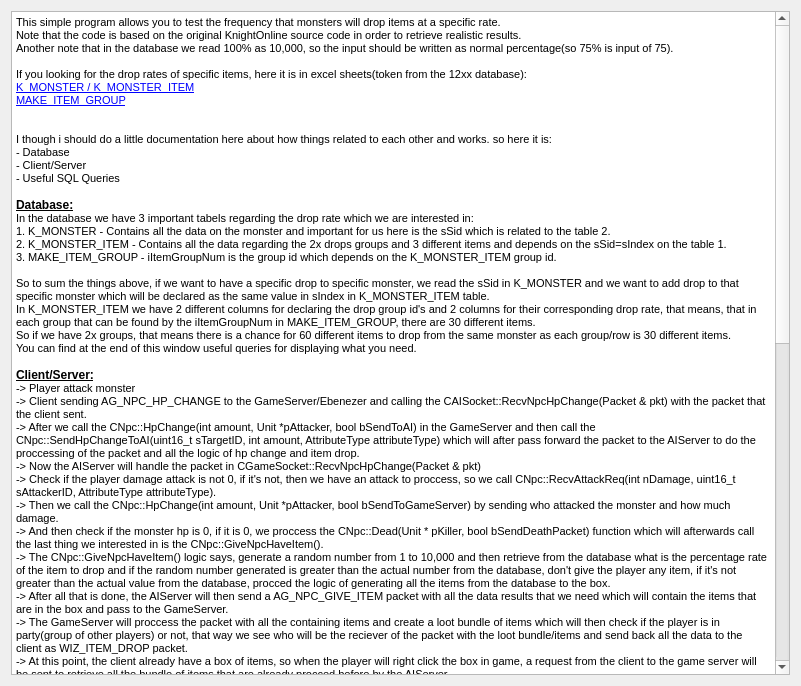
This is KO.DropRateTester/helpwindow.ui in giladreich/KO-DropRateTester as Qt 5 draws it before an edit. The edited form follows.
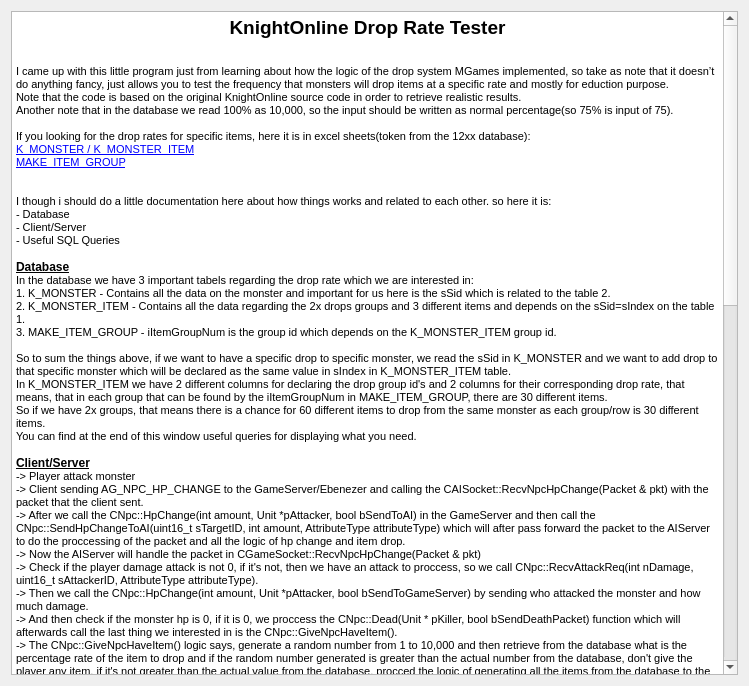
This is the edited form.

Commit message: Added readme and small update to the help window.

The edit to the form file:
```diff
--- a/KO.DropRateTester/helpwindow.ui
+++ b/KO.DropRateTester/helpwindow.ui
@@ -6,7 +6,7 @@
    <rect>
     <x>0</x>
     <y>0</y>
-    <width>801</width>
+    <width>749</width>
     <height>686</height>
    </rect>
   </property>
@@ -24,21 +24,24 @@
 &lt;html&gt;&lt;head&gt;&lt;meta name=&quot;qrichtext&quot; content=&quot;1&quot; /&gt;&lt;style type=&quot;text/css&quot;&gt;
 p, li { white-space: pre-wrap; }
 &lt;/style&gt;&lt;/head&gt;&lt;body style=&quot; font-family:'MS Shell Dlg 2'; font-size:8.25pt; font-weight:400; font-style:normal;&quot;&gt;
-&lt;p style=&quot; margin-top:0px; margin-bottom:0px; margin-left:0px; margin-right:0px; -qt-block-indent:0; text-indent:0px;&quot;&gt;This simple program allows you to test the frequency that monsters will drop items at a specific rate.&lt;/p&gt;
+&lt;p align=&quot;center&quot; style=&quot; margin-top:0px; margin-bottom:0px; margin-left:0px; margin-right:0px; -qt-block-indent:0; text-indent:0px;&quot;&gt;&lt;span style=&quot; font-size:14pt; font-weight:600;&quot;&gt;KnightOnline Drop Rate Tester&lt;/span&gt;&lt;/p&gt;
+&lt;p style=&quot;-qt-paragraph-type:empty; margin-top:0px; margin-bottom:0px; margin-left:0px; margin-right:0px; -qt-block-indent:0; text-indent:0px;&quot;&gt;&lt;br /&gt;&lt;/p&gt;
+&lt;p style=&quot;-qt-paragraph-type:empty; margin-top:0px; margin-bottom:0px; margin-left:0px; margin-right:0px; -qt-block-indent:0; text-indent:0px;&quot;&gt;&lt;br /&gt;&lt;/p&gt;
+&lt;p style=&quot; margin-top:0px; margin-bottom:0px; margin-left:0px; margin-right:0px; -qt-block-indent:0; text-indent:0px;&quot;&gt;I came up with this little program just from learning about how the logic of the drop system MGames implemented, so take as note that it doesn’t do anything fancy, just allows you to test the frequency that monsters will drop items at a specific rate and mostly for eduction purpose.&lt;/p&gt;
 &lt;p style=&quot; margin-top:0px; margin-bottom:0px; margin-left:0px; margin-right:0px; -qt-block-indent:0; text-indent:0px;&quot;&gt;Note that the code is based on the original KnightOnline source code in order to retrieve realistic results.&lt;/p&gt;
 &lt;p style=&quot; margin-top:0px; margin-bottom:0px; margin-left:0px; margin-right:0px; -qt-block-indent:0; text-indent:0px;&quot;&gt;Another note that in the database we read 100% as 10,000, so the input should be written as normal percentage(so 75% is input of 75).&lt;/p&gt;
 &lt;p style=&quot;-qt-paragraph-type:empty; margin-top:0px; margin-bottom:0px; margin-left:0px; margin-right:0px; -qt-block-indent:0; text-indent:0px;&quot;&gt;&lt;br /&gt;&lt;/p&gt;
-&lt;p style=&quot; margin-top:0px; margin-bottom:0px; margin-left:0px; margin-right:0px; -qt-block-indent:0; text-indent:0px;&quot;&gt;If you looking for the drop rates of specific items, here it is in excel sheets(token from the 12xx database):&lt;/p&gt;
+&lt;p style=&quot; margin-top:0px; margin-bottom:0px; margin-left:0px; margin-right:0px; -qt-block-indent:0; text-indent:0px;&quot;&gt;If you looking for the drop rates for specific items, here it is in excel sheets(token from the 12xx database):&lt;/p&gt;
 &lt;p style=&quot; margin-top:0px; margin-bottom:0px; margin-left:0px; margin-right:0px; -qt-block-indent:0; text-indent:0px;&quot;&gt;&lt;a href=&quot;https://drive.google.com/open?id=1wXmv7-7hdVxacs2Jq3aUrO0TWzy96sKqs3MMZTTojaU&quot;&gt;&lt;span style=&quot; font-size:8pt; text-decoration: underline; color:#0000ff;&quot;&gt;K_MONSTER / K_MONSTER_ITEM&lt;/span&gt;&lt;/a&gt;&lt;/p&gt;
 &lt;p style=&quot; margin-top:0px; margin-bottom:0px; margin-left:0px; margin-right:0px; -qt-block-indent:0; text-indent:0px;&quot;&gt;&lt;a href=&quot;https://drive.google.com/open?id=1LqjeOHZM-8lyBHHmrw5QT9gWEpX5IsBqA4vBrWz8KNU&quot;&gt;&lt;span style=&quot; font-size:8pt; text-decoration: underline; color:#0000ff;&quot;&gt;MAKE_ITEM_GROUP&lt;/span&gt;&lt;/a&gt;&lt;/p&gt;
-&lt;p style=&quot; margin-top:0px; margin-bottom:0px; margin-left:0px; margin-right:0px; -qt-block-indent:0; text-indent:0px;&quot;&gt;&lt;span style=&quot; text-decoration: underline;&quot;&gt;                                                                                                                                                                                                                                                                                     &lt;/span&gt;&lt;/p&gt;
-&lt;p style=&quot;-qt-paragraph-type:empty; margin-top:0px; margin-bottom:0px; margin-left:0px; margin-right:0px; -qt-block-indent:0; text-indent:0px; text-decoration: underline;&quot;&gt;&lt;br /&gt;&lt;/p&gt;
-&lt;p style=&quot; margin-top:0px; margin-bottom:0px; margin-left:0px; margin-right:0px; -qt-block-indent:0; text-indent:0px;&quot;&gt;I though i should do a little documentation here about how things related to each other and works. so here it is:&lt;/p&gt;
+&lt;p style=&quot;-qt-paragraph-type:empty; margin-top:0px; margin-bottom:0px; margin-left:0px; margin-right:0px; -qt-block-indent:0; text-indent:0px;&quot;&gt;&lt;br /&gt;&lt;/p&gt;
+&lt;p style=&quot;-qt-paragraph-type:empty; margin-top:0px; margin-bottom:0px; margin-left:0px; margin-right:0px; -qt-block-indent:0; text-indent:0px;&quot;&gt;&lt;br /&gt;&lt;/p&gt;
+&lt;p style=&quot; margin-top:0px; margin-bottom:0px; margin-left:0px; margin-right:0px; -qt-block-indent:0; text-indent:0px;&quot;&gt;I though i should do a little documentation here about how things works and related to each other. so here it is:&lt;/p&gt;
 &lt;p style=&quot; margin-top:0px; margin-bottom:0px; margin-left:0px; margin-right:0px; -qt-block-indent:0; text-indent:0px;&quot;&gt;- Database&lt;/p&gt;
 &lt;p style=&quot; margin-top:0px; margin-bottom:0px; margin-left:0px; margin-right:0px; -qt-block-indent:0; text-indent:0px;&quot;&gt;- Client/Server&lt;/p&gt;
 &lt;p style=&quot; margin-top:0px; margin-bottom:0px; margin-left:0px; margin-right:0px; -qt-block-indent:0; text-indent:0px;&quot;&gt;- Useful SQL Queries&lt;/p&gt;
-&lt;p style=&quot; margin-top:0px; margin-bottom:0px; margin-left:0px; margin-right:0px; -qt-block-indent:0; text-indent:0px;&quot;&gt;&lt;span style=&quot; text-decoration: underline;&quot;&gt;                                                                                                                                                                                                                                                                                     &lt;/span&gt;&lt;/p&gt;
-&lt;p style=&quot; margin-top:0px; margin-bottom:0px; margin-left:0px; margin-right:0px; -qt-block-indent:0; text-indent:0px;&quot;&gt;&lt;span style=&quot; font-size:9pt; font-weight:600; text-decoration: underline;&quot;&gt;Database:&lt;/span&gt;&lt;/p&gt;
+&lt;p style=&quot;-qt-paragraph-type:empty; margin-top:0px; margin-bottom:0px; margin-left:0px; margin-right:0px; -qt-block-indent:0; text-indent:0px;&quot;&gt;&lt;br /&gt;&lt;/p&gt;
+&lt;p style=&quot; margin-top:0px; margin-bottom:0px; margin-left:0px; margin-right:0px; -qt-block-indent:0; text-indent:0px;&quot;&gt;&lt;span style=&quot; font-size:9pt; font-weight:600; text-decoration: underline;&quot;&gt;Database&lt;/span&gt;&lt;/p&gt;
 &lt;p style=&quot; margin-top:0px; margin-bottom:0px; margin-left:0px; margin-right:0px; -qt-block-indent:0; text-indent:0px;&quot;&gt;In the database we have 3 important tabels regarding the drop rate which we are interested in:&lt;/p&gt;
 &lt;p style=&quot; margin-top:0px; margin-bottom:0px; margin-left:0px; margin-right:0px; -qt-block-indent:0; text-indent:0px;&quot;&gt;1. K_MONSTER - Contains all the data on the monster and important for us here is the sSid which is related to the table 2.&lt;/p&gt;
 &lt;p style=&quot; margin-top:0px; margin-bottom:0px; margin-left:0px; margin-right:0px; -qt-block-indent:0; text-indent:0px;&quot;&gt;2. K_MONSTER_ITEM - Contains all the data regarding the 2x drops groups and 3 different items and depends on the sSid=sIndex on the table 1.&lt;/p&gt;
@@ -48,8 +51,8 @@
 &lt;p style=&quot; margin-top:0px; margin-bottom:0px; margin-left:0px; margin-right:0px; -qt-block-indent:0; text-indent:0px;&quot;&gt;In K_MONSTER_ITEM we have 2 different columns for declaring the drop group id's and 2 columns for their corresponding drop rate, that means, that in each group that can be found by the iItemGroupNum in MAKE_ITEM_GROUP, there are 30 different items.&lt;/p&gt;
 &lt;p style=&quot; margin-top:0px; margin-bottom:0px; margin-left:0px; margin-right:0px; -qt-block-indent:0; text-indent:0px;&quot;&gt;So if we have 2x groups, that means there is a chance for 60 different items to drop from the same monster as each group/row is 30 different items.&lt;/p&gt;
 &lt;p style=&quot; margin-top:0px; margin-bottom:0px; margin-left:0px; margin-right:0px; -qt-block-indent:0; text-indent:0px;&quot;&gt;You can find at the end of this window useful queries for displaying what you need.&lt;/p&gt;
-&lt;p style=&quot; margin-top:0px; margin-bottom:0px; margin-left:0px; margin-right:0px; -qt-block-indent:0; text-indent:0px;&quot;&gt;&lt;span style=&quot; text-decoration: underline;&quot;&gt;                                                                                                                                                                                                                                                                                     &lt;/span&gt;&lt;/p&gt;
-&lt;p style=&quot; margin-top:0px; margin-bottom:0px; margin-left:0px; margin-right:0px; -qt-block-indent:0; text-indent:0px;&quot;&gt;&lt;span style=&quot; font-size:9pt; font-weight:600; text-decoration: underline;&quot;&gt;Client/Server:&lt;/span&gt;&lt;/p&gt;
+&lt;p style=&quot;-qt-paragraph-type:empty; margin-top:0px; margin-bottom:0px; margin-left:0px; margin-right:0px; -qt-block-indent:0; text-indent:0px;&quot;&gt;&lt;br /&gt;&lt;/p&gt;
+&lt;p style=&quot; margin-top:0px; margin-bottom:0px; margin-left:0px; margin-right:0px; -qt-block-indent:0; text-indent:0px;&quot;&gt;&lt;span style=&quot; font-size:9pt; font-weight:600; text-decoration: underline;&quot;&gt;Client/Server&lt;/span&gt;&lt;/p&gt;
 &lt;p style=&quot; margin-top:0px; margin-bottom:0px; margin-left:0px; margin-right:0px; -qt-block-indent:0; text-indent:0px;&quot;&gt;-&amp;gt; Player attack monster&lt;/p&gt;
 &lt;p style=&quot; margin-top:0px; margin-bottom:0px; margin-left:0px; margin-right:0px; -qt-block-indent:0; text-indent:0px;&quot;&gt;-&amp;gt; Client sending AG_NPC_HP_CHANGE to the GameServer/Ebenezer and calling the CAISocket::RecvNpcHpChange(Packet &amp;amp; pkt) with the packet that the client sent.&lt;/p&gt;
 &lt;p style=&quot; margin-top:0px; margin-bottom:0px; margin-left:0px; margin-right:0px; -qt-block-indent:0; text-indent:0px;&quot;&gt;-&amp;gt; After we call the CNpc::HpChange(int amount, Unit *pAttacker, bool bSendToAI) in the GameServer and then call the CNpc::SendHpChangeToAI(uint16_t sTargetID, int amount, AttributeType attributeType) which will after pass forward the packet to the AIServer to do the proccessing of the packet and all the logic of hp change and item drop.&lt;/p&gt;
@@ -69,8 +72,8 @@
 &lt;p style=&quot; margin-top:0px; margin-bottom:0px; margin-left:0px; margin-right:0px; -qt-block-indent:0; text-indent:0px;&quot;&gt;So all these rumors about catching the first upgrade item after server restart to have better success rate OR the person who have premium will loot the box of items to get better items and many more are completely wrong.&lt;/p&gt;
 &lt;p style=&quot; margin-top:0px; margin-bottom:0px; margin-left:0px; margin-right:0px; -qt-block-indent:0; text-indent:0px;&quot;&gt;The only differences with premium membership that the AIServer will check whether you have premium in the part where you get the amount of coins from the box of items, so premium members will receive more money than normal players.&lt;/p&gt;
 &lt;p style=&quot;-qt-paragraph-type:empty; margin-top:0px; margin-bottom:0px; margin-left:0px; margin-right:0px; -qt-block-indent:0; text-indent:0px;&quot;&gt;&lt;br /&gt;&lt;/p&gt;
-&lt;p style=&quot; margin-top:0px; margin-bottom:0px; margin-left:0px; margin-right:0px; -qt-block-indent:0; text-indent:0px;&quot;&gt;&lt;span style=&quot; text-decoration: underline;&quot;&gt;                                                                                                                                                                                                                                                                                     &lt;/span&gt;&lt;/p&gt;
-&lt;p style=&quot; margin-top:0px; margin-bottom:0px; margin-left:0px; margin-right:0px; -qt-block-indent:0; text-indent:0px;&quot;&gt;&lt;span style=&quot; font-size:9pt; font-weight:600; text-decoration: underline;&quot;&gt;Useful SQL Queries:&lt;/span&gt;&lt;/p&gt;
+&lt;p style=&quot;-qt-paragraph-type:empty; margin-top:0px; margin-bottom:0px; margin-left:0px; margin-right:0px; -qt-block-indent:0; text-indent:0px;&quot;&gt;&lt;br /&gt;&lt;/p&gt;
+&lt;p style=&quot; margin-top:0px; margin-bottom:0px; margin-left:0px; margin-right:0px; -qt-block-indent:0; text-indent:0px;&quot;&gt;&lt;span style=&quot; font-size:9pt; font-weight:600; text-decoration: underline;&quot;&gt;Useful SQL Queries&lt;/span&gt;&lt;/p&gt;
 &lt;p style=&quot;-qt-paragraph-type:empty; margin-top:0px; margin-bottom:0px; margin-left:0px; margin-right:0px; -qt-block-indent:0; text-indent:0px;&quot;&gt;&lt;br /&gt;&lt;/p&gt;
 &lt;p style=&quot; margin-top:0px; margin-bottom:0px; margin-left:0px; margin-right:0px; -qt-block-indent:0; text-indent:0px;&quot;&gt;-- Shows organized results of the monster id, name, item drop and percentage, item group drop and percentage.&lt;/p&gt;
 &lt;p style=&quot; margin-top:0px; margin-bottom:0px; margin-left:0px; margin-right:0px; -qt-block-indent:0; text-indent:0px;&quot;&gt;SELECT  &lt;/p&gt;
```
The commit also changes 3 other files.
